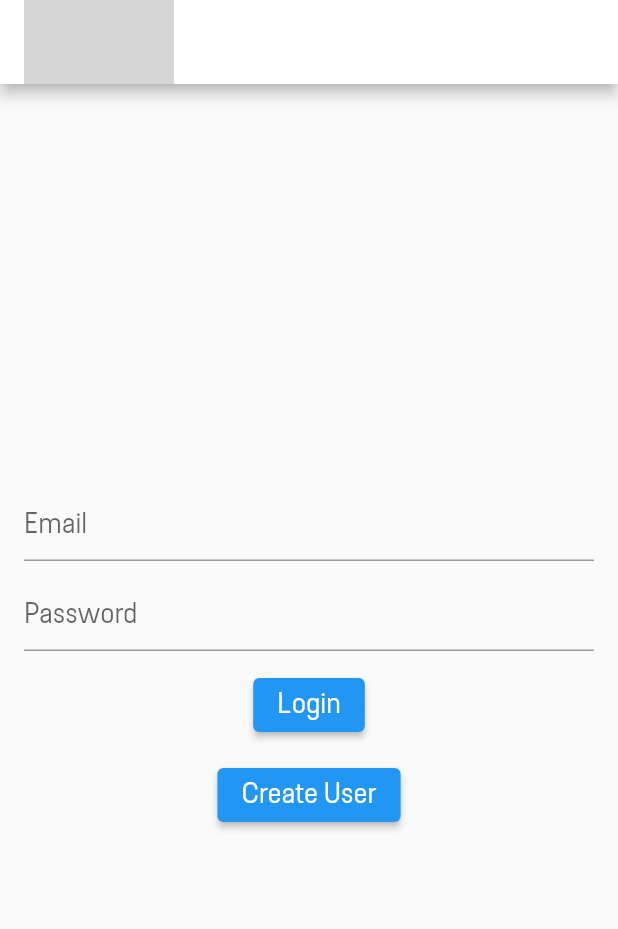
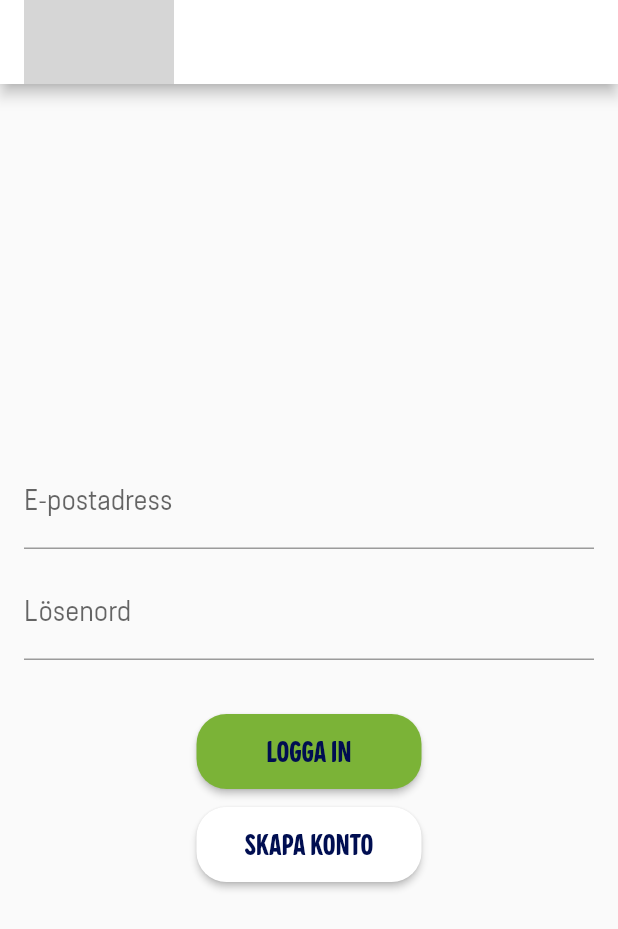
Before and after one commit to HenrikSjoe/project_e, a Flutter app: the screen it shows after launch, on a phone screen of 412 x 824 dp. Shown: the top 929 px of the screen. Run offline on Flutter 3.47's test engine with Material 2 defaults, Android fonts, the phone set to English and light mode, and no system bars; our stand-ins replace cloud_firestore, firebase_auth, firebase_core; accounts and stored records are empty; grey boxes are pictures that could not be loaded.

Commit message:
new design for login

```diff
--- a/lib/financing.dart
+++ b/lib/financing.dart
@@ -504,9 +504,9 @@ class _FinancingState extends State<Financing> {
             Image.asset(
               'assets/elgiganten-logo.jpeg',
               fit: BoxFit.contain,
-              height: 60.0,
+              height: 100.0,
             ),
-            const SizedBox(width: 10),
+            const SizedBox(width: 50),
           ],
         ),
       ),
--- a/lib/login_page.dart
+++ b/lib/login_page.dart
@@ -12,9 +12,44 @@ class _LoginPageState extends State<LoginPage> {
   final _firestore = FirebaseFirestore.instance;
   late String email;
   late String password;
+  late String confirmPassword;
   late String userUid;
+  bool showNameFields = false;
+  late String firstName;
+  late String surname;
 
   void _createUser() async {
+    setState(() {
+      showNameFields = true;
+    });
+  }
+
+  void _submitUser() async {
+    if (password != confirmPassword) {
+      showDialog(
+        context: context,
+        builder: (context) {
+          return AlertDialog(
+            backgroundColor: Colors.white,
+            title: Text('Error'),
+            content: Text('Lösenorden stämmer inte överens.'),
+            actions: <Widget>[
+              TextButton(
+                style: TextButton.styleFrom(
+                  primary: Color.fromRGBO(123, 179, 55, 1.0),
+                ),
+                child: Text('OK'),
+                onPressed: () {
+                  Navigator.of(context).pop();
+                },
+              )
+            ],
+          );
+        },
+      );
+      return;
+    }
+
     try {
       final newUser = await _auth.createUserWithEmailAndPassword(
           email: email, password: password);
@@ -22,7 +57,9 @@ class _LoginPageState extends State<LoginPage> {
         userUid = FirebaseAuth.instance.currentUser!.uid;
         print("New user created: $userUid");
         await _firestore.collection('users').doc(userUid).set({
-          'name': email,
+          'firstName': firstName,
+          'surname': surname,
+          'email': email,
         });
         await _firestore
             .collection('users')
@@ -73,31 +110,94 @@ class _LoginPageState extends State<LoginPage> {
         ),
       ),
       body: Padding(
-        padding: EdgeInsets.all(16),
+        padding: const EdgeInsets.all(16.0),
         child: Column(
           mainAxisAlignment: MainAxisAlignment.center,
           children: <Widget>[
+            if (showNameFields)
               TextField(
                 decoration: InputDecoration(
-                  hintText: 'Email',
-                  hintStyle:
-                      TextStyle(fontSize: 20, fontFamily: 'Elgiganten3')),
+                  labelText: 'Förnamn',
+                  labelStyle:
+                      TextStyle(fontSize: 20, fontFamily: 'Elgiganten3'),
+                  focusedBorder: UnderlineInputBorder(
+                    borderSide: BorderSide(color: Colors.red),
+                  ),
+                ),
                 onChanged: (value) {
+                  setState(() {
+                    firstName = value;
+                  });
+                },
+              ),
+            if (showNameFields) SizedBox(height: 12),
+            if (showNameFields)
+              TextField(
+                decoration: InputDecoration(
+                  labelText: 'Efternamn',
+                  labelStyle:
+                      TextStyle(fontSize: 20, fontFamily: 'Elgiganten3'),
+                  focusedBorder: UnderlineInputBorder(
+                    borderSide: BorderSide(color: Colors.red),
+                  ),
+                ),
+                onChanged: (value) {
+                  setState(() {
+                    surname = value;
+                  });
+                },
+              ),
+            SizedBox(height: 12),
+            TextField(
+              decoration: InputDecoration(
+                labelText: 'E-postadress',
+                labelStyle: TextStyle(fontSize: 20, fontFamily: 'Elgiganten3'),
+                focusedBorder: UnderlineInputBorder(
+                  borderSide: BorderSide(color: Colors.red),
+                ),
+              ),
+              onChanged: (value) {
+                setState(() {
                   email = value;
+                });
               },
             ),
             SizedBox(height: 12),
             TextField(
               obscureText: true,
               decoration: InputDecoration(
-                  hintText: 'Password',
-                  hintStyle:
-                      TextStyle(fontSize: 20, fontFamily: 'Elgiganten3')),
+                labelText: 'Lösenord',
+                labelStyle: TextStyle(fontSize: 20, fontFamily: 'Elgiganten3'),
+                focusedBorder: UnderlineInputBorder(
+                  borderSide: BorderSide(color: Colors.red),
+                ),
+              ),
               onChanged: (value) {
+                setState(() {
                   password = value;
+                });
               },
             ),
             SizedBox(height: 12),
+            if (showNameFields)
+              TextField(
+                obscureText: true,
+                decoration: InputDecoration(
+                  labelText: 'Bekräfta lösenord',
+                  labelStyle:
+                      TextStyle(fontSize: 20, fontFamily: 'Elgiganten3'),
+                  focusedBorder: UnderlineInputBorder(
+                    borderSide: BorderSide(color: Colors.red),
+                  ),
+                ),
+                onChanged: (value) {
+                  setState(() {
+                    confirmPassword = value;
+                  });
+                },
+              ),
+            SizedBox(height: 24),
+            if (!showNameFields)
               ElevatedButton(
                 onPressed: () async {
                   try {
@@ -112,17 +212,57 @@ class _LoginPageState extends State<LoginPage> {
                     print('$e UID: $userUid');
                   }
                 },
+                style: ElevatedButton.styleFrom(
+                  primary: Color.fromRGBO(123, 179, 55, 1.0),
+                  shape: RoundedRectangleBorder(
+                    borderRadius: BorderRadius.circular(20.0),
+                  ),
+                  minimumSize: Size(150, 50),
+                ),
                 child: Text(
-                'Login',
-                style: TextStyle(fontSize: 20, fontFamily: 'Elgiganten3'),
+                  'Logga in',
+                  style: TextStyle(
+                      fontSize: 20,
+                      fontFamily: 'Elgiganten4',
+                      color: Color.fromRGBO(0, 14, 81, 1.0)),
+                ),
+              ),
+            if (showNameFields)
+              ElevatedButton(
+                onPressed: _submitUser,
+                style: ElevatedButton.styleFrom(
+                  primary: Color.fromRGBO(123, 179, 55, 1.0),
+                  shape: RoundedRectangleBorder(
+                    borderRadius: BorderRadius.circular(20.0),
+                  ),
+                  minimumSize: Size(200, 50),
+                ),
+                child: Text(
+                  'Skapa konto och logga in',
+                  style: TextStyle(
+                      fontSize: 20,
+                      fontFamily: 'Elgiganten7',
+                      color: Color.fromRGBO(0, 14, 81, 1.0)),
                 ),
               ),
             SizedBox(height: 12),
+            if (!showNameFields)
               ElevatedButton(
                 onPressed: _createUser,
+                style: ElevatedButton.styleFrom(
+                  primary: Colors.white,
+                  onPrimary: Colors.pink,
+                  shape: RoundedRectangleBorder(
+                    borderRadius: BorderRadius.circular(20.0),
+                  ),
+                  minimumSize: Size(150, 50),
+                ),
                 child: Text(
-                'Create User',
-                style: TextStyle(fontSize: 20, fontFamily: 'Elgiganten3'),
+                  'Skapa konto',
+                  style: TextStyle(
+                      fontSize: 20,
+                      fontFamily: 'Elgiganten5',
+                      color: Color.fromRGBO(0, 14, 81, 1.0)),
                 ),
               ),
           ],
```
Lines whose indentation alone changed are shown as unchanged.
